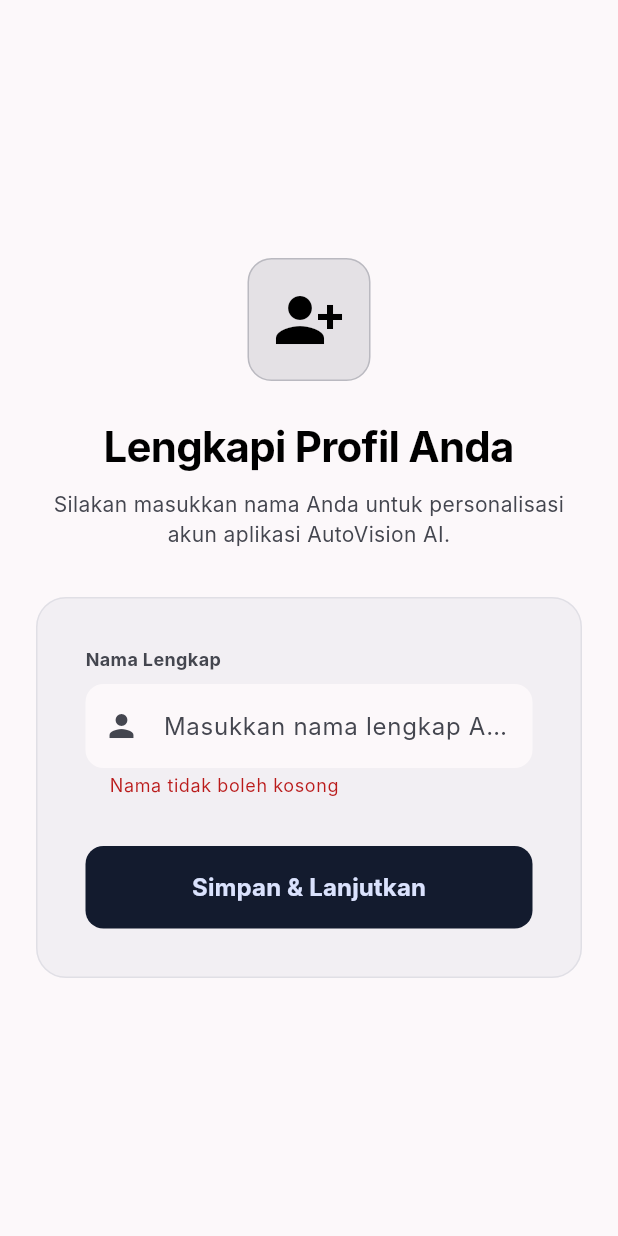
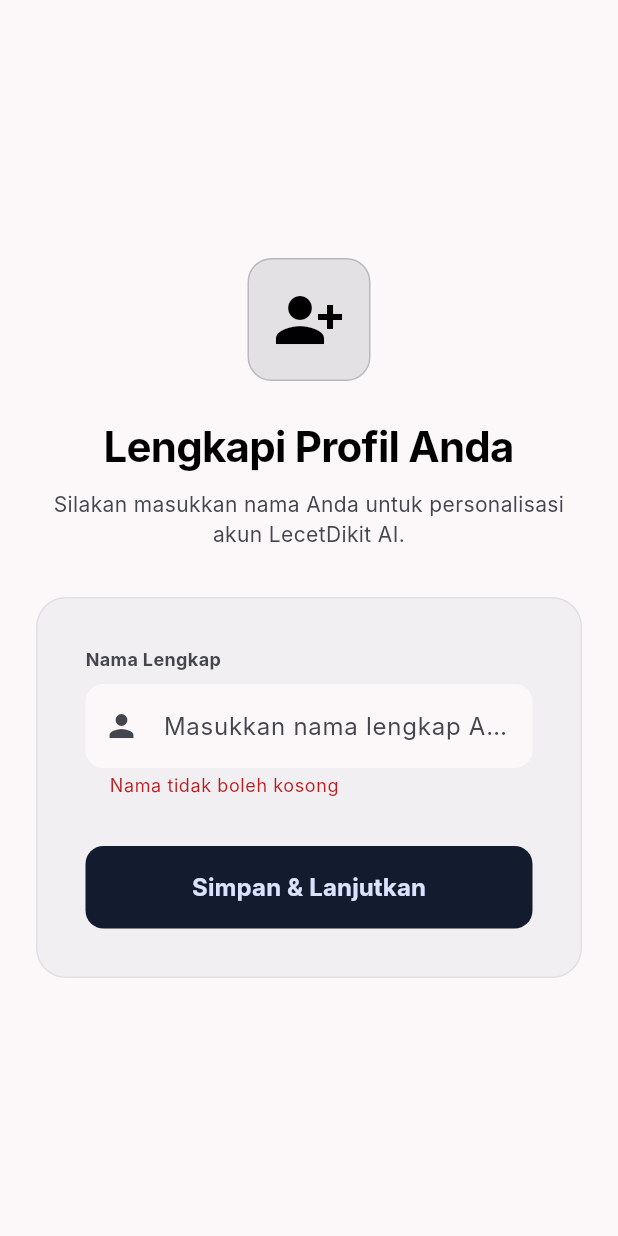
Before and after one commit to ahdarin/ai-vehicle-inspection-LecetDikit, a Flutter app: the screen it shows once a user with an empty profile is signed in, after a tap on "Simpan & Lanjutkan", on a phone screen of 412 x 824 dp. Run offline on Flutter 3.47's test engine with Material 3 defaults, Android fonts, the phone set to English and light mode, and no system bars; our stand-ins replace cloud_firestore, firebase_auth, firebase_core, google_sign_in, image_picker, pdf and 2 more; missing offline and left inert: tflite_flutter; accounts and stored records are empty; Roboto replaces fonts that are missing (Inter).

Commit message:
v1.0.0 release

```diff
--- a/lib/main.dart
+++ b/lib/main.dart
@@ -25,10 +25,15 @@ void main() async {
   final aiService = AiService();
   await aiService.loadModel();
 
+  // PERBAIKAN TEMA: Menggunakan String karena ThemeMode memiliki 3 nilai (system, light, dark)
   final prefs = await SharedPreferences.getInstance();
-  final isDark = prefs.getBool('isDarkMode');
-  if (isDark != null) {
-    themeNotifier.value = isDark ? ThemeMode.dark : ThemeMode.light;
+  final themeStr = prefs.getString('themeMode');
+  if (themeStr == 'dark') {
+    themeNotifier.value = ThemeMode.dark;
+  } else if (themeStr == 'light') {
+    themeNotifier.value = ThemeMode.light;
+  } else {
+    themeNotifier.value = ThemeMode.system;
   }
 
   runApp(const MyApp());
@@ -77,8 +82,36 @@ class MyApp extends StatelessWidget {
             fontFamily: 'Inter',
           ),
 
-          home: StreamBuilder<User?>(
-            stream: FirebaseAuth.instance.authStateChanges(),
+          // PERBAIKAN NAVIGASI: Menggunakan AuthWrapper agar StreamBuilder tidak reset saat ganti tema
+          home: const AuthWrapper(),
+        );
+      }
+    );
+  }
+}
+
+// Tambahan StatefulWidget untuk caching stream Firebase
+class AuthWrapper extends StatefulWidget {
+  const AuthWrapper({super.key});
+
+  @override
+  State<AuthWrapper> createState() => _AuthWrapperState();
+}
+
+class _AuthWrapperState extends State<AuthWrapper> {
+  late final Stream<User?> _authStream;
+
+  @override
+  void initState() {
+    super.initState();
+    // Inisialisasi stream hanya sekali, mencegah reset saat tema berubah
+    _authStream = FirebaseAuth.instance.authStateChanges();
+  }
+
+  @override
+  Widget build(BuildContext context) {
+    return StreamBuilder<User?>(
+      stream: _authStream,
       builder: (context, snapshot) {
         if (snapshot.connectionState == ConnectionState.waiting) {
           return Scaffold(
@@ -96,9 +129,6 @@ class MyApp extends StatelessWidget {
         }
         return const LoginScreen();
       },
-          ),
-        );
-      }
     );
   }
 }
--- a/lib/screens/about_screen.dart
+++ b/lib/screens/about_screen.dart
@@ -23,12 +23,12 @@ class AboutScreen extends StatelessWidget {
               padding: const EdgeInsets.symmetric(vertical: 16.0),
               child: Image.asset(
                 'assets/images/logo.png',
-                height: 130, // Mengatur ukuran tinggi logo agar terlihat besar dominan
+                height: 130,
                 fit: BoxFit.contain,
                 errorBuilder: (context, error, stackTrace) => Icon(
                   Icons.car_crash,
                   color: colorScheme.primary,
-                  size: 100, // Ikon fallback jika gambar belum ter-load sempurna
+                  size: 100,
                 ),
               ),
             ),
--- a/lib/screens/login_screen.dart
+++ b/lib/screens/login_screen.dart
@@ -13,11 +13,23 @@ class _LoginScreenState extends State<LoginScreen> {
   final AuthService _authService = AuthService();
   final TextEditingController _emailController = TextEditingController();
   final TextEditingController _passwordController = TextEditingController();
+
+  // PERBAIKAN: Menambah Controller untuk Konfirmasi Password
+  final TextEditingController _confirmPasswordController = TextEditingController();
+
   final _formKey = GlobalKey<FormState>();
 
   bool _isLogin = true;
   bool _obscurePassword = true;
   bool _isLoading = false;
+
+  @override
+  void dispose() {
+    _emailController.dispose();
+    _passwordController.dispose();
+    _confirmPasswordController.dispose();
+    super.dispose();
+  }
 
   void _handleSubmit() async {
     if (!_formKey.currentState!.validate()) return;
@@ -36,6 +48,7 @@ class _LoginScreenState extends State<LoginScreen> {
           setState(() {
             _isLogin = true;
             _passwordController.clear();
+            _confirmPasswordController.clear();
           });
         }
       }
@@ -57,7 +70,12 @@ class _LoginScreenState extends State<LoginScreen> {
   void _handleGoogleLogin() async {
     setState(() => _isLoading = true);
     try {
-      await _authService.signInWithGoogle();
+      final userCred = await _authService.signInWithGoogle();
+      if (userCred == null && mounted) {
+         // Jika user membatalkan jendela popup Google
+         setState(() => _isLoading = false);
+         return;
+      }
     } catch (e) {
       if (mounted) ScaffoldMessenger.of(context).showSnackBar(const SnackBar(content: Text('Gagal login Google. Coba lagi.')));
     } finally {
@@ -78,14 +96,12 @@ class _LoginScreenState extends State<LoginScreen> {
 
   @override
   Widget build(BuildContext context) {
-    // Membaca skema warna sesuai tema aktif
     final colorScheme = Theme.of(context).colorScheme;
 
     return Scaffold(
       backgroundColor: colorScheme.surface,
       body: Stack(
         children: [
-          // Background Gradient Dekoratif (Glowing Orb)
           Positioned(
             top: -100, right: -50,
             child: ImageFiltered(
@@ -101,7 +117,6 @@ class _LoginScreenState extends State<LoginScreen> {
             ),
           ),
 
-          // Konten Form Utama
           Center(
             child: SingleChildScrollView(
               padding: const EdgeInsets.all(24),
@@ -110,7 +125,6 @@ class _LoginScreenState extends State<LoginScreen> {
                 child: Column(
                   mainAxisAlignment: MainAxisAlignment.center,
                   children: [
-                    // Hero Identity
                     Container(
                       padding: const EdgeInsets.all(16),
                       decoration: BoxDecoration(color: colorScheme.primaryContainer.withOpacity(0.1), borderRadius: BorderRadius.circular(16), border: Border.all(color: colorScheme.primaryContainer.withOpacity(0.2))),
@@ -122,7 +136,6 @@ class _LoginScreenState extends State<LoginScreen> {
                     Text('Sistem inspeksi otomotif berbasis AI dengan\npresisi tinggi untuk kendaraan Anda.', textAlign: TextAlign.center, style: TextStyle(color: colorScheme.onSurfaceVariant, fontSize: 14)),
                     const SizedBox(height: 32),
 
-                    // Glass Panel Card
                     ClipRRect(
                       borderRadius: BorderRadius.circular(20),
                       child: BackdropFilter(
@@ -196,6 +209,33 @@ class _LoginScreenState extends State<LoginScreen> {
                                   focusedBorder: OutlineInputBorder(borderRadius: BorderRadius.circular(12), borderSide: BorderSide(color: colorScheme.primaryContainer)),
                                 ),
                               ),
+
+                              // PERBAIKAN: Menambahkan Field Konfirmasi Password Hanya untuk Register
+                              if (!_isLogin) ...[
+                                const SizedBox(height: 20),
+                                Text('Konfirmasi Kata Sandi', style: TextStyle(color: colorScheme.onSurfaceVariant, fontSize: 12, fontWeight: FontWeight.bold)),
+                                const SizedBox(height: 8),
+                                TextFormField(
+                                  controller: _confirmPasswordController,
+                                  obscureText: _obscurePassword,
+                                  style: TextStyle(color: colorScheme.onSurface),
+                                  validator: (value) {
+                                    if (value == null || value.isEmpty) return 'Konfirmasi kata sandi tidak boleh kosong';
+                                    if (value != _passwordController.text) return 'Kata sandi tidak cocok';
+                                    return null;
+                                  },
+                                  decoration: InputDecoration(
+                                    prefixIcon: Icon(Icons.lock_reset, color: colorScheme.onSurfaceVariant),
+                                    hintText: 'Ulangi Kata Sandi',
+                                    hintStyle: TextStyle(color: colorScheme.onSurfaceVariant.withOpacity(0.5)),
+                                    filled: true,
+                                    fillColor: colorScheme.surface,
+                                    border: OutlineInputBorder(borderRadius: BorderRadius.circular(12), borderSide: BorderSide.none),
+                                    enabledBorder: OutlineInputBorder(borderRadius: BorderRadius.circular(12), borderSide: BorderSide(color: colorScheme.outlineVariant.withOpacity(0.5))),
+                                    focusedBorder: OutlineInputBorder(borderRadius: BorderRadius.circular(12), borderSide: BorderSide(color: colorScheme.primaryContainer)),
+                                  ),
+                                ),
+                              ],
                               const SizedBox(height: 32),
 
                               SizedBox(
@@ -231,6 +271,7 @@ class _LoginScreenState extends State<LoginScreen> {
                                       _formKey.currentState?.reset();
                                       _emailController.clear();
                                       _passwordController.clear();
+                                      _confirmPasswordController.clear(); // Bersihkan field
                                     });
                                   },
                                   child: RichText(
--- a/lib/screens/profile_setup_screen.dart
+++ b/lib/screens/profile_setup_screen.dart
@@ -73,7 +73,7 @@ class _ProfileSetupScreenState extends State<ProfileSetupScreen> {
                 ),
                 const SizedBox(height: 8),
                 Text(
-                  'Silakan masukkan nama Anda untuk personalisasi akun aplikasi AutoVision AI.',
+                  'Silakan masukkan nama Anda untuk personalisasi akun LecetDikit AI.',
                   textAlign: TextAlign.center,
                   style: TextStyle(color: colorScheme.onSurfaceVariant, fontSize: 14),
                 ),
```
Also changed, not shown: lib/screens/profile_screen.dart (+11 -5 lines), lib/services/ai_service.dart (+7 -10 lines), lib/services/auth_service.dart (+14 -12 lines), 2 other files. Lines whose indentation alone changed are shown as unchanged.
